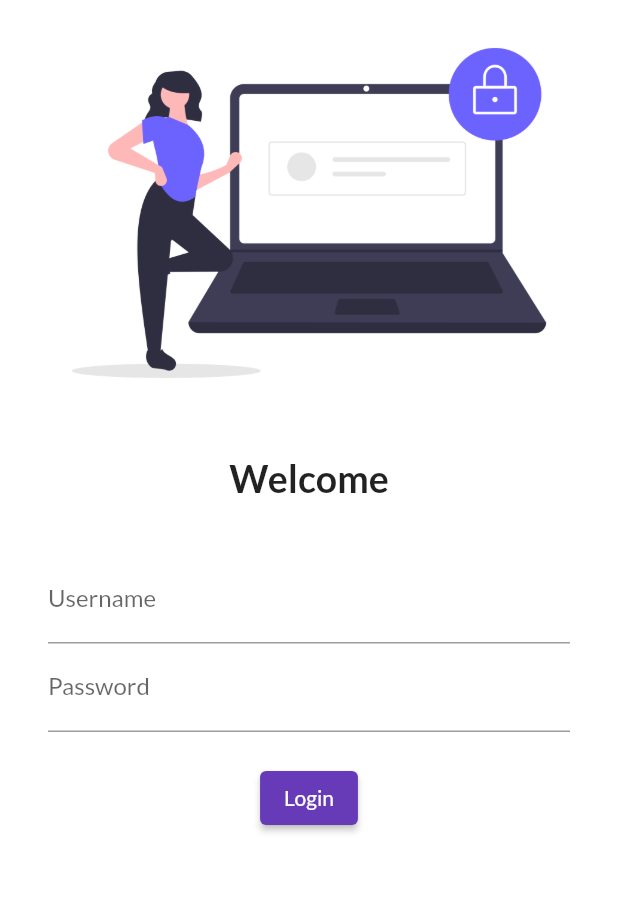
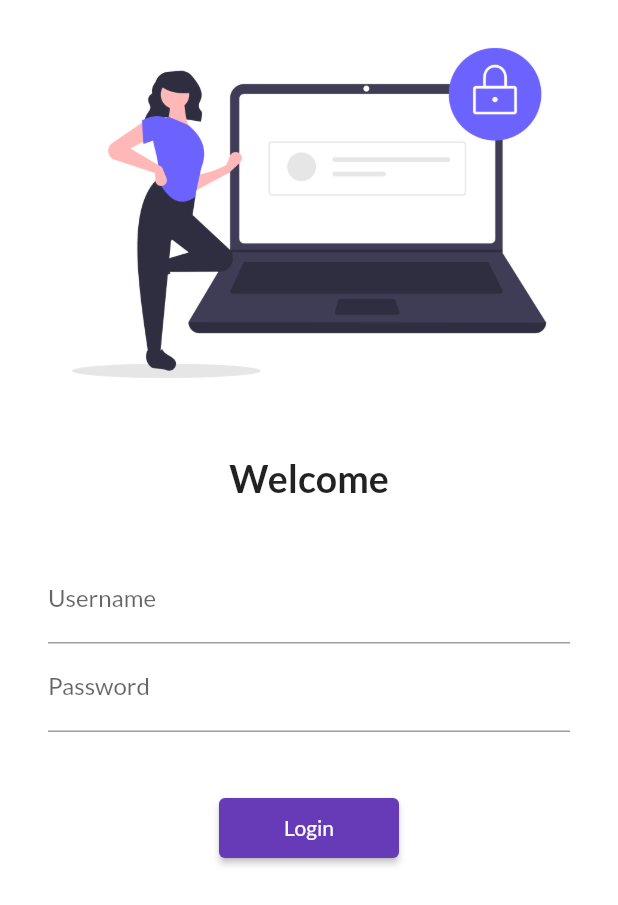
Before and after one commit to mdfaisalislam/tutorial_flutter, a Flutter app: the screen it shows after launch, on a phone screen of 412 x 824 dp. Shown: the top 905 px of the screen. Run offline on Flutter 3.47's test engine with Material 2 defaults, Android fonts, the phone set to English and light mode, and no system bars; our stand-ins replace google_fonts.

Commit message:
day 5 completd

```diff
--- a/lib/main.dart
+++ b/lib/main.dart
@@ -2,6 +2,7 @@ import 'package:flutter/material.dart';
 import 'package:google_fonts/google_fonts.dart';
 import 'package:tutorial_flutter/pages/home_page.dart';
 import 'package:tutorial_flutter/pages/login_page.dart';
+import 'package:tutorial_flutter/utils/routes.dart';
 
 void main() {
   runApp(MyApp());
@@ -13,16 +14,13 @@ class MyApp extends StatelessWidget {
     return MaterialApp(
       themeMode: ThemeMode.light,
       theme: ThemeData(
-        primarySwatch: Colors.deepPurple,
-        fontFamily: GoogleFonts.lato().fontFamily
-        ),
-
+          primarySwatch: Colors.deepPurple,
+          fontFamily: GoogleFonts.lato().fontFamily),
       darkTheme: ThemeData(brightness: Brightness.dark),
-
       routes: {
         "/": (context) => LoginPage(),
-        "/home": (context) => HomePage(),
-        "/login": (context) => LoginPage()
+        MyRoutes.homeRoute: (context) => HomePage(),
+        MyRoutes.loginRoute: (context) => LoginPage()
       },
     );
   }
--- a/lib/pages/login_page.dart
+++ b/lib/pages/login_page.dart
@@ -1,12 +1,14 @@
 // ignore_for_file: prefer_const_constructors, sort_child_properties_last, avoid_print
 
 import 'package:flutter/material.dart';
+import 'package:tutorial_flutter/utils/routes.dart';
 
 class LoginPage extends StatelessWidget {
   @override
   Widget build(BuildContext context) {
     return Material(
         color: Colors.white,
+        child: SingleChildScrollView(
           child: Column(
             children: [
               Image.asset(
@@ -27,33 +29,36 @@ class LoginPage extends StatelessWidget {
                 height: 20.0,
               ),
               Padding(
-              padding:
-                  const EdgeInsets.symmetric(vertical: 16.0, horizontal: 32.0),
+                padding: const EdgeInsets.symmetric(
+                    vertical: 16.0, horizontal: 32.0),
                 child: Column(
                   children: [
                     TextFormField(
                       decoration: InputDecoration(
-                        hintText: "Enter your username", labelText: "Username"),
+                          hintText: "Enter your username",
+                          labelText: "Username"),
                     ),
                     TextFormField(
                       obscureText: true,
                       decoration: InputDecoration(
-                        hintText: "Enter your Password", labelText: "Password"),
+                          hintText: "Enter your Password",
+                          labelText: "Password"),
                     ),
                     SizedBox(
-                    height: 20.0,
+                      height: 40.0,
                     ),
                     ElevatedButton(
                       child: Text("Login"),
-                    style: TextButton.styleFrom(),
+                      style: TextButton.styleFrom(minimumSize: Size(120, 40)),
                       onPressed: () {
-                      print("HI Faisal kala duffur");
+                        Navigator.pushNamed(context, MyRoutes.homeRoute);
                       },
                     )
                   ],
                 ),
               )
             ],
+          ),
         ));
   }
 }
--- /dev/null
+++ b/lib/utils/routes.dart
@@ -0,0 +1,4 @@
+class MyRoutes {
+  static String loginRoute = "/login";
+  static String homeRoute = "/home";
+}
```
Lines whose indentation alone changed are shown as unchanged.
